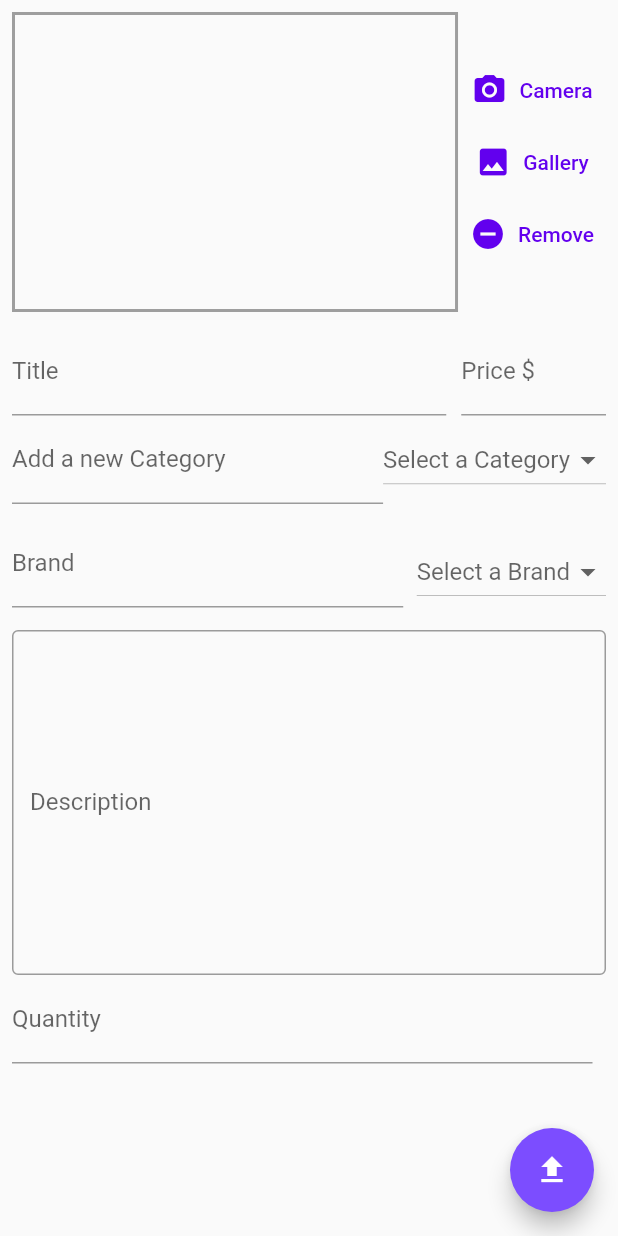
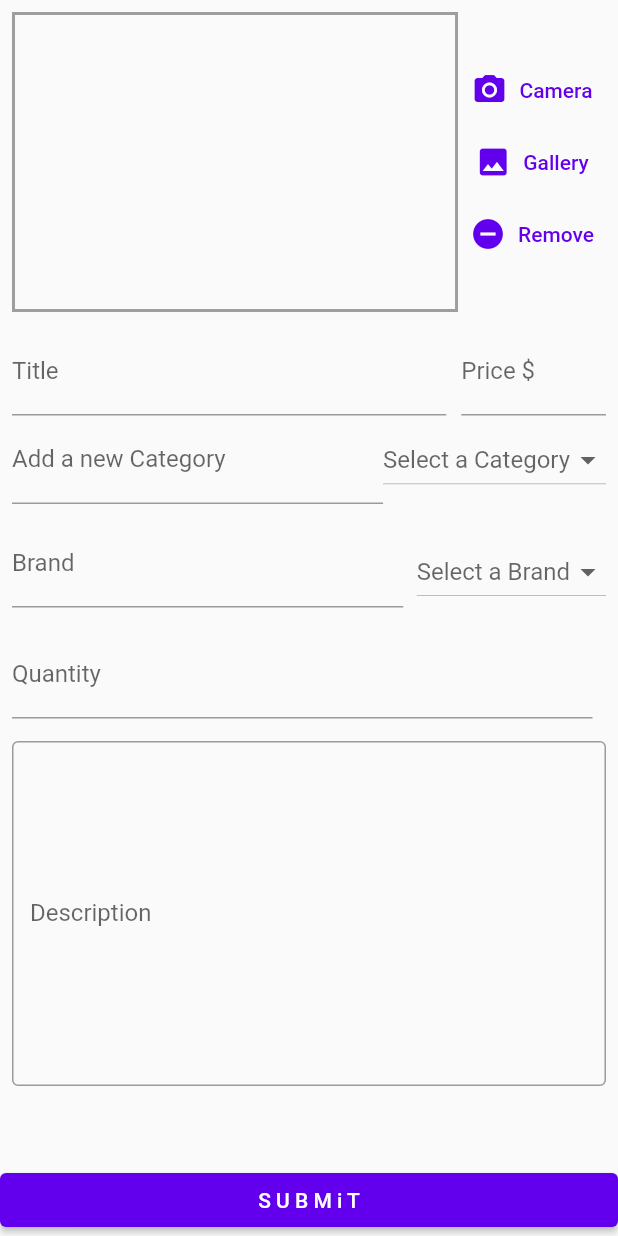
Before and after one commit to nuaiman/flutter_shop_cpt21, a Flutter app: the UploadProductScreen screen opened by its route, on a phone screen of 412 x 824 dp. Run offline on Flutter 3.47's test engine with Material 2 defaults, Android fonts, the phone set to English and light mode, and no system bars; our stand-ins replace backdrop, badges, carousel_pro_nullsafety, flutter_swiper_null_safety, image_picker, shared_preferences and 1 more; accounts and stored records are empty; network calls fail.

Commit message:
Update upload_product_screen.dart

```diff
--- a/lib/screens/inner_screens/upload_product_screen.dart
+++ b/lib/screens/inner_screens/upload_product_screen.dart
@@ -87,11 +87,14 @@ class _UploadProductScreenState extends State<UploadProductScreen> {
 
   Widget build(BuildContext context) {
     return Scaffold(
-      floatingActionButton: FloatingActionButton(
-        onPressed: _trySubmit,
-        child: const Icon(
-          Icons.upload,
-          color: Colors.white,
+      bottomSheet: SizedBox(
+        width: double.infinity,
+        child: ElevatedButton(
+          onPressed: _trySubmit,
+          child: Text(
+            'S U B M i T',
+            style: TextStyle(color: Colors.white),
+          ),
         ),
       ),
       body: SafeArea(
@@ -330,30 +333,6 @@ class _UploadProductScreenState extends State<UploadProductScreen> {
                     ],
                   ),
                   SizedBox(height: 15),
-                  TextFormField(
-                      key: ValueKey('Description'),
-                      validator: (value) {
-                        if (value!.isEmpty) {
-                          return 'product description is required';
-                        }
-                        return null;
-                      },
-                      //controller: this._controller,
-                      maxLines: 10,
-                      textCapitalization: TextCapitalization.sentences,
-                      decoration: InputDecoration(
-                        //  counterText: charLength.toString(),
-                        labelText: 'Description',
-                        hintText: 'Product description',
-                        border: OutlineInputBorder(),
-                      ),
-                      onSaved: (value) {
-                        _productDescription = value.toString();
-                      },
-                      onChanged: (text) {
-                        // setState(() => charLength -= text.length);
-                      }),
-                  //    SizedBox(height: 10),
                   Row(
                     mainAxisAlignment: MainAxisAlignment.spaceBetween,
                     crossAxisAlignment: CrossAxisAlignment.end,
@@ -382,6 +361,31 @@ class _UploadProductScreenState extends State<UploadProductScreen> {
                       ),
                     ],
                   ),
+                  SizedBox(height: 15),
+                  TextFormField(
+                      key: ValueKey('Description'),
+                      validator: (value) {
+                        if (value!.isEmpty) {
+                          return 'product description is required';
+                        }
+                        return null;
+                      },
+                      //controller: this._controller,
+                      maxLines: 10,
+                      textCapitalization: TextCapitalization.sentences,
+                      decoration: InputDecoration(
+                        //  counterText: charLength.toString(),
+                        labelText: 'Description',
+                        hintText: 'Product description',
+                        border: OutlineInputBorder(),
+                      ),
+                      onSaved: (value) {
+                        _productDescription = value.toString();
+                      },
+                      onChanged: (text) {
+                        // setState(() => charLength -= text.length);
+                      }),
+                  //    SizedBox(height: 10),
                 ],
               ),
             ),
```
